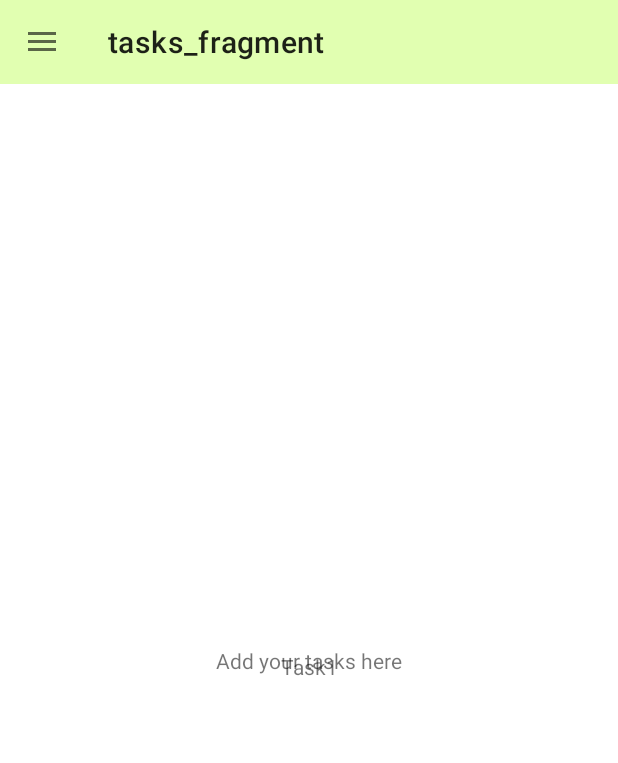
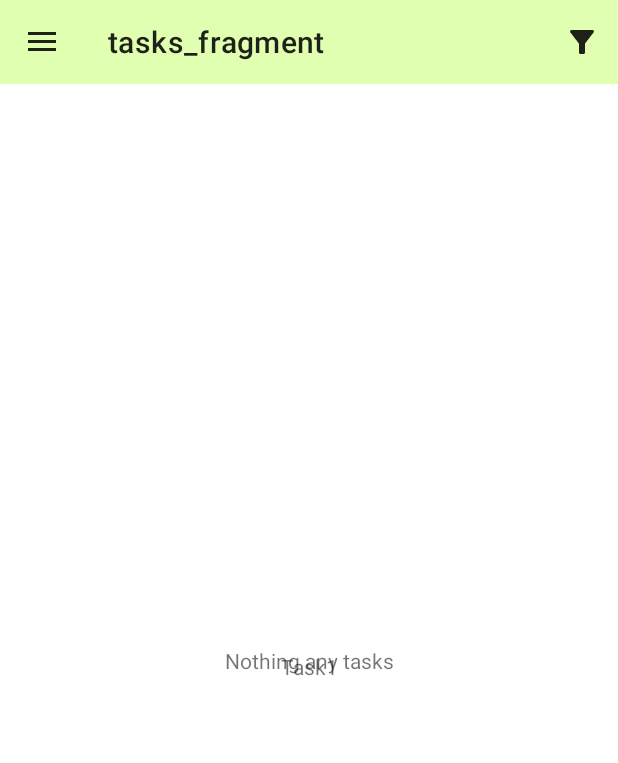
Before and after one commit to Rio-Sh/SimpleToDo, an Android app: the screen it shows after launch (MainActivity), on a phone screen of 412 x 824 dp. Shown: the top 763 px of the screen. Run offline under Robolectric (Android 15) with nearby library versions, the phone set to English and light mode, and no system bars; our stand-ins replace Dagger/Hilt's generated code, Room's generated code, data binding, navigation-ui; 3 statements that could not run were skipped.

Commit message:
Add filter for task #3

```diff
--- /dev/null
+++ b/app/src/main/java/com/example/studymytaskapp/tasks/FilterType.kt
@@ -0,0 +1,10 @@
+package com.example.studymytaskapp.tasks
+
+/**
+ * Filter for task list.
+ */
+enum class FilterType {
+    ACTIVE_TASK,
+    COMPLETED_TASK,
+    ALL_TASK
+}
--- a/app/src/main/java/com/example/studymytaskapp/tasks/TasksViewModel.kt
+++ b/app/src/main/java/com/example/studymytaskapp/tasks/TasksViewModel.kt
@@ -6,14 +6,28 @@ import com.example.studymytaskapp.data.Task
 import dagger.hilt.android.lifecycle.HiltViewModel
 import javax.inject.Inject
 import com.example.studymytaskapp.data.Result
+import java.io.File
 
 @HiltViewModel
 class TasksViewModel @Inject constructor(
     private val repository: ITaskRepository
 ): ViewModel() {
 
-    private val _taskItems = repository.observeTasks().map { checkLoadResult(it) }
+    private val _filterType =  MutableLiveData(FilterType.ACTIVE_TASK)
+    val filterType: LiveData<FilterType> = _filterType
+
+    private val _taskItems = _filterType.switchMap {
+        repository.observeTasks().map { checkLoadResult(it) }
+    }
     val taskItems: LiveData<List<Task>> = _taskItems
+
+    //init {
+    //    _filterType.value = FilterType.ACTIVE_TASK
+    //}
+
+    fun setFilterType(type: FilterType) {
+        _filterType.value = type
+    }
 
     private fun checkLoadResult(taskListResult: Result<List<Task>>): List<Task> {
         val taskToShow = ArrayList<Task>()
@@ -22,7 +36,15 @@ class TasksViewModel @Inject constructor(
         if(taskListResult is Result.Success) {
             val taskList = taskListResult.data
             for (task in taskList) {
-                taskToShow.add(task)
+                when(_filterType.value) {
+                    FilterType.ACTIVE_TASK -> if(!task.isCompleted) {
+                        taskToShow.add(task)
+                    }
+                    FilterType.COMPLETED_TASK -> if(task.isCompleted) {
+                        taskToShow.add(task)
+                    }
+                    else -> taskToShow.add(task)
+                }
             }
         }
         return taskToShow
--- /dev/null
+++ b/app/src/main/res/drawable/ic_baseline_filter_alt_24.xml
@@ -0,0 +1,10 @@
+<vector xmlns:android="http://schemas.android.com/apk/res/android"
+    android:width="24dp"
+    android:height="24dp"
+    android:viewportWidth="24"
+    android:viewportHeight="24"
+    android:tint="?attr/colorControlNormal">
+  <path
+      android:fillColor="@android:color/white"
+      android:pathData="M4.25,5.61C6.27,8.2 10,13 10,13v6c0,0.55 0.45,1 1,1h2c0.55,0 1,-0.45 1,-1v-6c0,0 3.72,-4.8 5.74,-7.39C20.25,4.95 19.78,4 18.95,4H5.04C4.21,4 3.74,4.95 4.25,5.61z"/>
+</vector>
--- a/app/src/main/res/layout/activity_main.xml
+++ b/app/src/main/res/layout/activity_main.xml
@@ -19,8 +19,11 @@
                 android:id="@+id/toolbar"
                 android:layout_width="match_parent"
                 android:layout_height="wrap_content"
+                android:minHeight="?attr/actionBarSize"
+                android:background="@color/primaryLightColor"
                 app:title="toolbar sample"
-                android:background="@color/primaryLightColor"
+                android:theme="?attr/actionBarTheme"
+                app:popupTheme="?attr/actionBarPopupTheme"
                 />
 
             <androidx.fragment.app.FragmentContainerView
--- a/app/src/main/res/layout/tasks_fragment.xml
+++ b/app/src/main/res/layout/tasks_fragment.xml
@@ -33,7 +33,7 @@
         <TextView
             android:layout_width="wrap_content"
             android:layout_height="wrap_content"
-            android:text="Add your tasks here"
+            android:text="Nothing any tasks"
             app:layout_constraintBottom_toBottomOf="parent"
             app:layout_constraintEnd_toEndOf="parent"
             app:layout_constraintStart_toStartOf="parent"
--- /dev/null
+++ b/app/src/main/res/menu/filter_popup.xml
@@ -0,0 +1,16 @@
+<?xml version="1.0" encoding="utf-8"?>
+<menu xmlns:android="http://schemas.android.com/apk/res/android">
+
+    <item
+        android:id="@+id/active"
+        android:title="@string/popup_active"/>
+
+    <item
+        android:id="@+id/completed"
+        android:title="@string/popup_completed"/>
+
+    <item
+        android:id="@+id/all"
+        android:title="@string/popup_all"/>
+
+</menu>
--- /dev/null
+++ b/app/src/main/res/menu/tasks_fragment_menu.xml
@@ -0,0 +1,10 @@
+<?xml version="1.0" encoding="utf-8"?>
+<menu xmlns:android="http://schemas.android.com/apk/res/android"
+    xmlns:app="http://schemas.android.com/apk/res-auto">
+    <item
+        android:id="@+id/menu_filter"
+        android:title="@string/menu_filter"
+        android:icon="@drawable/ic_baseline_filter_alt_24"
+        app:showAsAction="always" />
+
+</menu>
--- a/app/src/main/res/values/strings.xml
+++ b/app/src/main/res/values/strings.xml
@@ -6,4 +6,8 @@
     <string name="statistics_title">statistics</string>
     <string name="stats_complete_percent">%.1f%%</string>
     <string name="version_name">version: %s</string>
+    <string name="menu_filter">Filter</string>
+    <string name="popup_active">Active</string>
+    <string name="popup_completed">Completed</string>
+    <string name="popup_all">All</string>
 </resources>
```
Also changed, not shown: app/src/main/java/com/example/studymytaskapp/tasks/TasksFragment.kt (+37 -3 lines).
